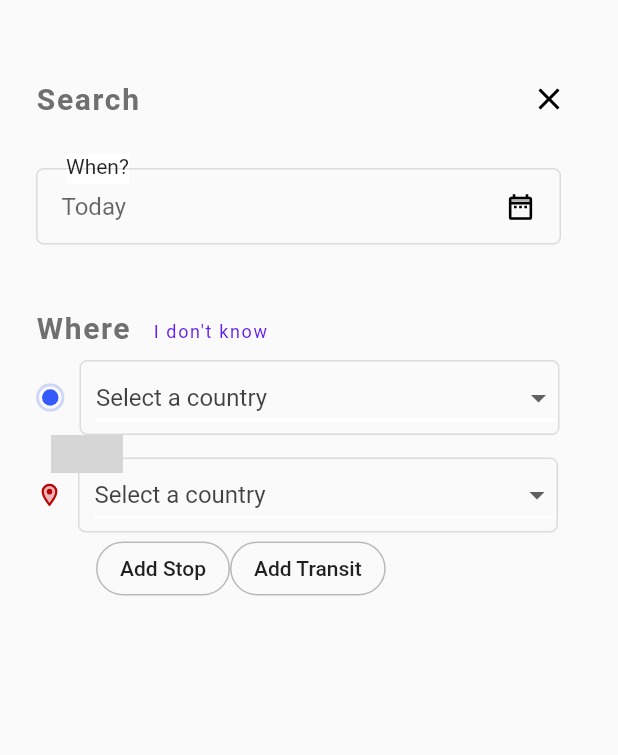
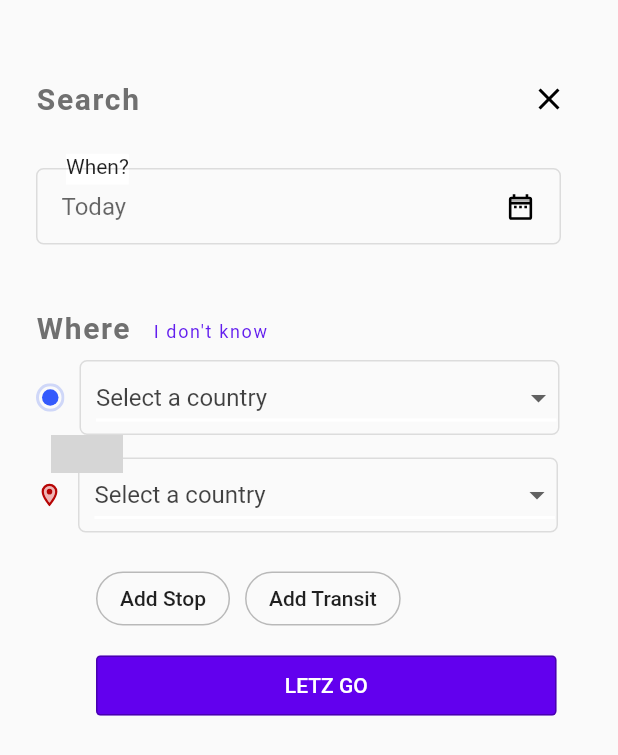
Before and after one commit to slavic18/travelfy, a Flutter app: the SearchPage screen opened directly, on a phone screen of 412 x 824 dp. Shown: the top 755 px of the screen. Run offline on Flutter 3.47's test engine with Material 2 defaults, Android fonts, the phone set to English and light mode, and no system bars; our stand-ins replace flutter_svg; missing offline and left inert: fdottedline, flutter_rounded_date_picker, smart_select; grey boxes are pictures that could not be loaded.

Commit message:
add search footer

```diff
--- a/lib/pages/search.dart
+++ b/lib/pages/search.dart
@@ -349,15 +349,21 @@ class SearchFooterButtons extends StatelessWidget {
   @override
   Widget build(BuildContext context) {
     return Padding(
-      padding: EdgeInsets.only(left: 40),
-      child: Row(
-        crossAxisAlignment: CrossAxisAlignment.center,
+        padding: EdgeInsets.only(left: 40, top: 20, bottom: 27, right:17),
+        child: Column(crossAxisAlignment: CrossAxisAlignment.start, children: [
+          Row(
+            crossAxisAlignment: CrossAxisAlignment.start,
             children: [
+              Padding(padding: EdgeInsets.only(right: 10, bottom: 10), child:
+
+
               FlatButton(
-            onPressed: null,
+                onPressed: () {},
                 shape: RoundedRectangleBorder(
                     side: BorderSide(
-                    color: Colors.black26, width: 1, style: BorderStyle.solid),
+                        color: Colors.black26,
+                        width: 1,
+                        style: BorderStyle.solid),
                     borderRadius: BorderRadius.circular(50)),
                 child: Text(
                   "Add Stop",
@@ -365,21 +371,54 @@ class SearchFooterButtons extends StatelessWidget {
                       color: Color.fromRGBO(0, 0, 0, 0.87), fontSize: 14.0),
                 ),
               ),
+              ),
+
               FlatButton(
-            onPressed: null,
+                onPressed: () {},
                 shape: RoundedRectangleBorder(
                     side: BorderSide(
-                    color: Colors.black26, width: 1, style: BorderStyle.solid),
+                        color: Colors.black26,
+                        width: 1,
+                        style: BorderStyle.solid),
                     borderRadius: BorderRadius.circular(50)),
                 child: Text(
                   "Add Transit",
                   style: TextStyle(
                       color: Color.fromRGBO(0, 0, 0, 0.87), fontSize: 14.0),
                 ),
-            color: Colors.blue,
+                color: Colors.transparent,
               )
             ],
           ),
-    );
+          Row(
+            crossAxisAlignment: CrossAxisAlignment.center,
+            children: [
+              Expanded(
+                child: FlatButton(
+                  height: 40,
+                  onPressed: () {},
+                  shape: RoundedRectangleBorder(
+                      side: BorderSide(
+                          color: Colors.black26,
+                          width: 1,
+                          style: BorderStyle.solid),
+                      borderRadius: BorderRadius.circular(3)),
+                  child: Text(
+                    "LETZ GO",
+                    style: TextStyle(
+                        fontFamily: "roboto",
+                        fontWeight: FontWeight.w500,
+                        color: Colors.white,
+                        fontSize: 14.0),
+                  ),
+                  color: Color.fromRGBO(98, 0, 238, 1),
+                  focusColor: Color.fromRGBO(98, 0, 238, 1),
+                ),
+              )
+
+            ],
+          )
+
+        ]));
   }
 }
```
Lines whose indentation alone changed are shown as unchanged.
